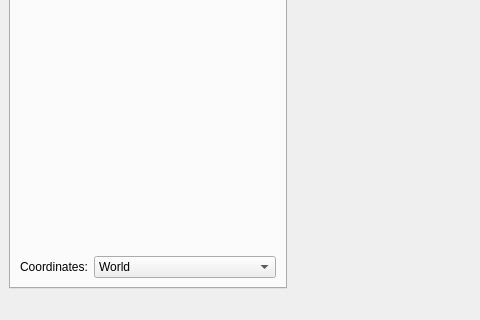
First picture: the form in braviz/interaction/qt_guis/logic_bundles.ui, repository diego0020/braviz-app, before the edit; both pictures show x 0 to 480 and y 425 to 745 of the 1211 by 745 pixel window.
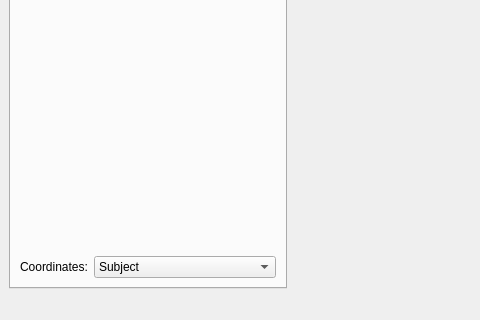
Second picture: the form after the edit. The open tabs and pages were chosen to show the change. Icons and pictures are not drawn.

Commit message:
- Changed "world" to "subject", closes #92
- handle selected structures when switching the structures tree from/to dominant/nonDominant

Patch:
```diff
--- a/braviz/interaction/qt_guis/logic_bundles.ui
+++ b/braviz/interaction/qt_guis/logic_bundles.ui
@@ -440,7 +440,7 @@
           <widget class="QComboBox" name="space_combo">
            <item>
             <property name="text">
-             <string>World</string>
+             <string>Subject</string>
             </property>
            </item>
            <item>
```
Left out of the diff: 13 changed lines with no effect on the pictures. The commit also changes 45 other files.
